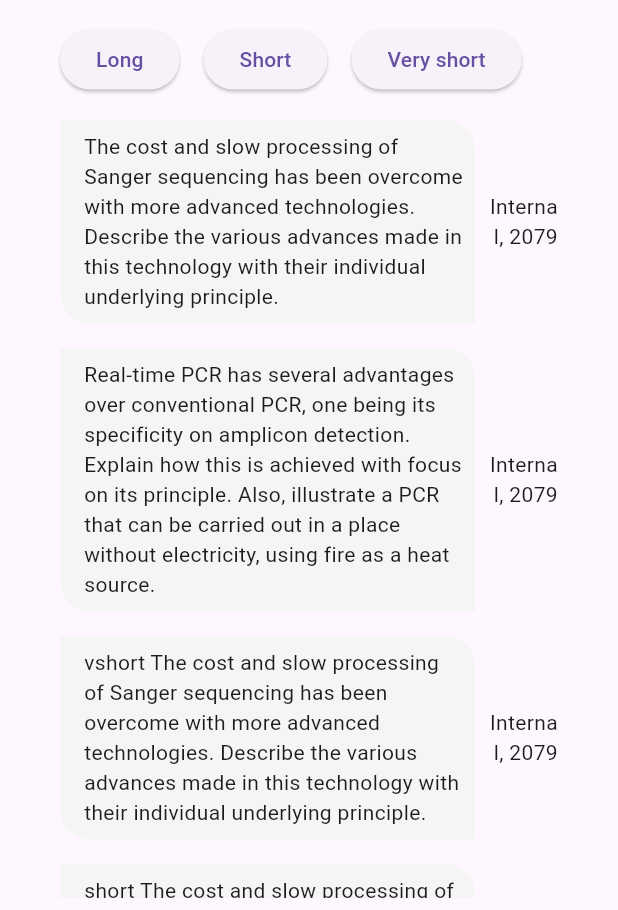
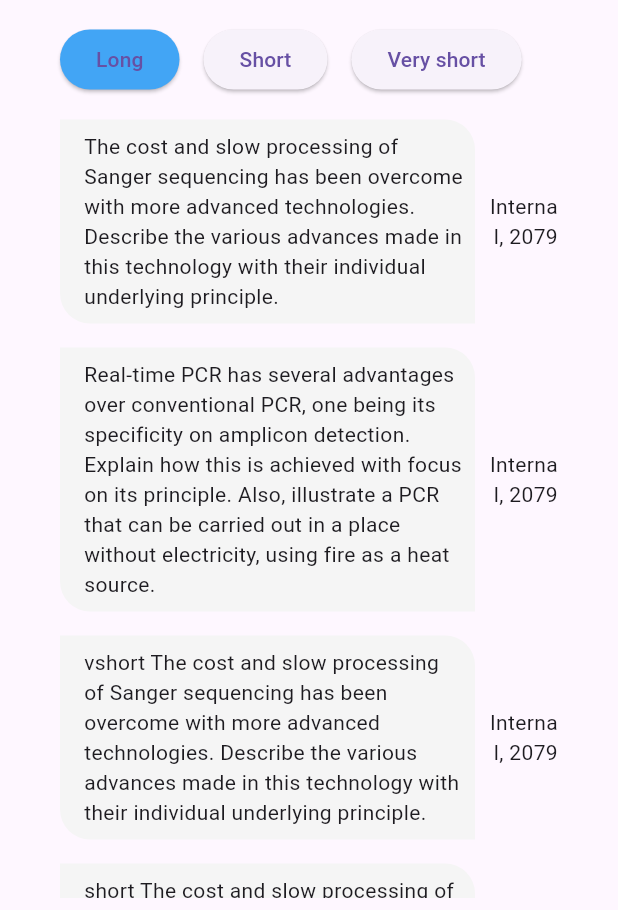
Before and after one commit to rizanB/past_qns, a Flutter app: the screen it shows after launch, after a tap on "Medical and Pharmaceutical Biotechnology", on a phone screen of 412 x 824 dp, the part 326-1236 px from its top. Run offline on Flutter 3.47's test engine with Material 3 defaults, Android fonts, the phone set to English and light mode, and no system bars.

Commit message:
button color to show selected filter

```diff
--- a/lib/CourseDetailPage.dart
+++ b/lib/CourseDetailPage.dart
@@ -1,6 +1,7 @@
 // ignore_for_file: prefer_const_constructors
 
 import 'package:flutter/material.dart';
+import 'package:past_qns/constants/colors.dart';
 import './data/courses.dart';
 
 class CourseDetailPage extends StatefulWidget {
@@ -24,6 +25,7 @@ class _CourseDetailPageState extends State<CourseDetailPage> {
   Map<String, dynamic> selectedCourse = {};
   List<dynamic> questionList = [];
 
+
   @override
   void initState() {
     // Find the selected course based on course_id
@@ -32,6 +34,10 @@ class _CourseDetailPageState extends State<CourseDetailPage> {
     // Get the question list from the selected course
     questionList = selectedCourse["question_list"];
     super.initState();
+  }
+
+  void changeFilterToSelected(String questionType){
+    selectedFilter = questionType;
   }
 
   List<dynamic> filterQuestionFromType(String type) {
@@ -45,8 +51,8 @@ class _CourseDetailPageState extends State<CourseDetailPage> {
     if (questionList.isNotEmpty) {
       return Scaffold(
         appBar: AppBar(
-            title: Text("Past Questions"),
-            ),
+          title: Text("Past Questions"),
+        ),
         body: Padding(
           padding: const EdgeInsets.fromLTRB(32.0, 8.0, 32.0, 8.0),
           child: ListView(
@@ -100,9 +106,14 @@ class _CourseDetailPageState extends State<CourseDetailPage> {
                         onPressed: () {
                           setState(() {
                             filterQuestionFromType('long');
+                            changeFilterToSelected('long');
                           });
                         },
                         child: Text("Long"),
+                        style: ElevatedButton.styleFrom(
+                            backgroundColor: selectedFilter == 'long'
+                                ? PRIMARY_BUTTON_BACKGROUND
+                                : null),
                       ),
                       SizedBox(
                         width: 16.0,
@@ -111,9 +122,14 @@ class _CourseDetailPageState extends State<CourseDetailPage> {
                           onPressed: () {
                             setState(() {
                               filterQuestionFromType('short');
+                              changeFilterToSelected('short');
                             });
                           },
-                          child: Text("Short")),
+                          child: Text("Short"),
+                          style: ElevatedButton.styleFrom(
+                              backgroundColor: selectedFilter == 'short'
+                                  ? PRIMARY_BUTTON_BACKGROUND
+                                  : null)),
                       SizedBox(
                         width: 16.0,
                       ),
@@ -121,9 +137,14 @@ class _CourseDetailPageState extends State<CourseDetailPage> {
                           onPressed: () {
                             setState(() {
                               filterQuestionFromType('very-short');
+                              changeFilterToSelected('very-short');
                             });
                           },
-                          child: Text("Very short")),
+                          child: Text("Very short"),
+                          style: ElevatedButton.styleFrom(
+                              backgroundColor: selectedFilter == 'very-short'
+                                  ? PRIMARY_BUTTON_BACKGROUND
+                                  : null)),
                     ],
                   ),
                 ),
@@ -156,8 +177,8 @@ class _CourseDetailPageState extends State<CourseDetailPage> {
                                         20.0), // Adjust as desired
                                     bottomLeft: Radius.circular(
                                         20.0), // No radius on bottom right
-                                    bottomRight:
-                                        Radius.circular(0.0), // Adjust as desired
+                                    bottomRight: Radius.circular(
+                                        0.0), // Adjust as desired
                                   ),
                                 ),
                                 child: Padding(
@@ -170,7 +191,8 @@ class _CourseDetailPageState extends State<CourseDetailPage> {
                             Flexible(
                               flex: 1,
                               child: Padding(
-                                padding: const EdgeInsets.fromLTRB(8.0, 0, 0, 0),
+                                padding:
+                                    const EdgeInsets.fromLTRB(8.0, 0, 0, 0),
                                 child: Text(
                                   appearedIn[0],
                                   textAlign: TextAlign.right,
--- /dev/null
+++ b/lib/constants/colors.dart
@@ -0,0 +1,3 @@
+import 'package:flutter/material.dart';
+
+Color? PRIMARY_BUTTON_BACKGROUND = Colors.blue[400];
--- a/lib/main.dart
+++ b/lib/main.dart
@@ -9,7 +9,11 @@ class CourseCard extends StatelessWidget {
   final String course_name;
   final int questions;
 
-  CourseCard({required this.course_id, required this.course_code, required this.course_name, required this.questions});
+  CourseCard(
+      {required this.course_id,
+      required this.course_code,
+      required this.course_name,
+      required this.questions});
 
   @override
   Widget build(BuildContext context) {
@@ -19,15 +23,16 @@ class CourseCard extends StatelessWidget {
           context,
           MaterialPageRoute(
             builder: (context) => CourseDetailPage(
-              course_id: course_id,
-              course_code: course_code,
-              course_name: course_name,
-              questions: questions            ),
+                course_id: course_id,
+                course_code: course_code,
+                course_name: course_name,
+                questions: questions),
           ),
         );
       },
       child: Card(
-        shape: RoundedRectangleBorder(borderRadius: BorderRadius.circular(10.0)),
+        shape:
+            RoundedRectangleBorder(borderRadius: BorderRadius.circular(10.0)),
         color: Colors.grey[200],
         child: Padding(
           padding: const EdgeInsets.all(8.0),
@@ -38,23 +43,36 @@ class CourseCard extends StatelessWidget {
                 crossAxisAlignment: CrossAxisAlignment.start,
                 mainAxisSize: MainAxisSize.min,
                 children: [
-                  Center(
-                    child: Container(
-                      width: 60.0, // Adjust width as needed
-                      height: 60.0, // Adjust height as needed
-                      child: Icon(Icons.medical_information,
-                      size: 60),
+                  // Center(
+                  //   child: Container(
+                  //     // width: 60.0, // Adjust width as needed
+                  //     // height: 60.0, // Adjust height as needed
+                  //     // child: Icon(Icons.medical_information,
+                  //     // size: 60),
+                  //   ),
+                  // ),
+
+                  const SizedBox(height: 8.0),
+
+                  Flexible(
+                    flex: 1,
+                    child: Padding(
+                      padding: const EdgeInsets.fromLTRB(0, 0, 0, 0),
+                      child: Text(
+                        course_name,
+                        textAlign: TextAlign.right,
+                      ),
                     ),
                   ),
 
-                  const SizedBox(height: 8.0),
-
-                  Text(
-                    course_name,
-                    style: const TextStyle(fontSize: 14.0), // Adjust font size as needed
-                    maxLines: 2,
-                    overflow: TextOverflow.ellipsis,
-                  ),
+                  // Expanded(
+                  //   child: Text(
+                  //     course_name,
+                  //     style: const TextStyle(fontSize: 14.0), // Adjust font size as needed
+                  //     maxLines: 2,
+                  //     overflow: TextOverflow.ellipsis,
+                  //   ),
+                  // ),
 
                   const SizedBox(height: 4.0),
 
@@ -65,7 +83,8 @@ class CourseCard extends StatelessWidget {
                       const SizedBox(width: 4.0),
                       Text(
                         "$questions questions",
-                        style: const TextStyle(fontSize: 12.0), // Adjust question text size
+                        style: const TextStyle(
+                            fontSize: 12.0), // Adjust question text size
                       ),
                     ],
                   ),
@@ -84,14 +103,14 @@ void main() {
 }
 
 class MyApp extends StatelessWidget {
-
   @override
   Widget build(BuildContext context) {
     return MaterialApp(
       debugShowCheckedModeBanner: false,
       home: Scaffold(
         appBar: AppBar(
-          title: const Text("Past Questions"),
+          title: const Text("Past Questions",
+              style: TextStyle(fontSize: 22.0, fontWeight: FontWeight.bold)),
         ),
         body: Padding(
           padding: const EdgeInsets.fromLTRB(32.0, 8.0, 32.0, 8.0),
@@ -102,7 +121,6 @@ class MyApp extends StatelessWidget {
             // childAspectRatio: 1.8, // Adjust aspect ratio as needed
             padding: const EdgeInsets.all(16.0), // Add padding around the grid
             children: List.generate(courses.length, (index) {
-
               final course_id = courses[index]["course_id"] as int;
               final course_code = courses[index]["course_code"] as String;
               final course_name = courses[index]["course_name"] as String;
```
